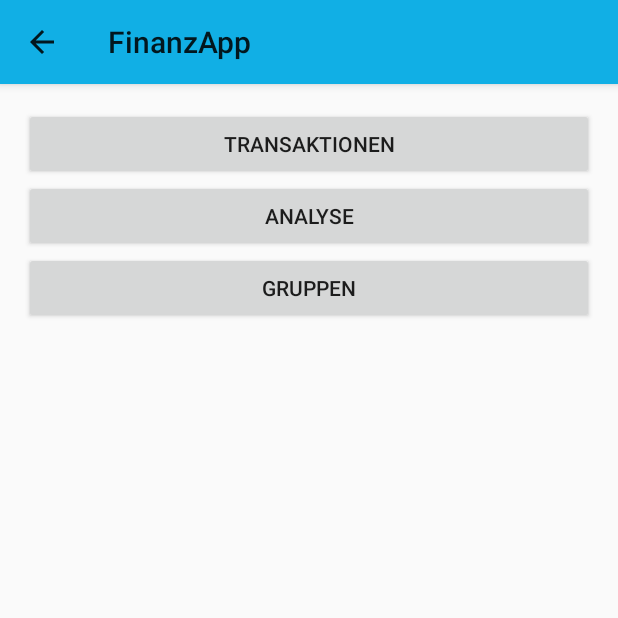
After one commit to janbeyer/FinanzApp, an Android app: the MenuActivity screen opened directly, with no data from a screen before it, on a phone screen of 412 x 824 dp, the top half of it. The commit adds this screen. Run offline under Robolectric (Android 15) with nearby library versions, the phone set to English and light mode, and no system bars; 2 statements that could not run were skipped.

Commit message:
Create initial MenuActivity.
- Create new activity for the menu of a profile
- Add method to get a single row in the profile table
- Open the db by create a datasource object
- Add 3 buttons into the menu activity for further actions
-

```diff
--- a/app/src/main/java/wbh/finanzapp/access/ProfilesDataSource.java
+++ b/app/src/main/java/wbh/finanzapp/access/ProfilesDataSource.java
@@ -30,9 +30,10 @@ public class ProfilesDataSource {
     public ProfilesDataSource(Context context) {
         Log.d(LOG_TAG, "--> Now the data source createss the dbHelper.");
         dbHelper = new DBHelper(context);
+        open();
     }
 
-    public void open() {
+    private void open() {
         Log.d(LOG_TAG, "--> Start getting a reference of the db.");
         database = dbHelper.getWritableDatabase();
         Log.d(LOG_TAG, "--> Finish getting the db reference. Path of the db: " + database.getPath());
@@ -41,6 +42,23 @@ public class ProfilesDataSource {
     public void close() {
         dbHelper.close();
         Log.d(LOG_TAG, "--> Close the db with the help of the DBHelper.");
+    }
+
+    public ProfileBean getProfile(long id) {
+        Cursor cursor = null;
+        ProfileBean profile = null;
+
+        try {
+            cursor = database.query(ProfilesDBHelper.TABLE_NAME, columns, ProfilesDBHelper.COLUMN_ID + "=?",
+                new String[] { String.valueOf(id) },null, null, null);
+            if(cursor.getCount() > 0) {
+                cursor.moveToFirst();
+                profile = cursorToProfile(cursor);
+            }
+            return profile;
+        } finally {
+            cursor.close();
+        }
     }
 
     public List<ProfileBean> getAllProfiles() {
--- /dev/null
+++ b/app/src/main/java/wbh/finanzapp/activity/MenuActivity.java
@@ -0,0 +1,81 @@
+package wbh.finanzapp.activity;
+
+import android.content.Context;
+import android.os.Bundle;
+import android.support.v7.app.AppCompatActivity;
+import android.util.Log;
+import android.view.View;
+import android.widget.Button;
+import android.widget.Toast;
+
+import wbh.finanzapp.R;
+import wbh.finanzapp.access.ProfilesDataSource;
+import wbh.finanzapp.business.ProfileBean;
+
+public class MenuActivity extends AppCompatActivity {
+
+    private static final String LOG_TAG = MenuActivity.class.getSimpleName();
+
+    public static final String PARAM_PROFILE_ID = "profileId";
+
+    private static Context mContext;
+    public static Context getContext() {
+        return mContext;
+    }
+
+    private ProfilesDataSource profileDataSource;
+    private ProfileBean profile;
+
+    @Override
+    protected void onCreate(Bundle savedInstanceState) {
+        super.onCreate(savedInstanceState);
+        mContext = this;
+        setContentView(R.layout.activity_menu);
+        profileDataSource = new ProfilesDataSource(this);
+        init();
+        activateButtons();
+    }
+
+    @Override
+    protected void onResume() {
+        super.onResume();
+        Log.d(LOG_TAG, "--> Open the data source.");
+    }
+
+    @Override
+    protected void onPause() {
+        super.onPause();
+        Log.d(LOG_TAG, "--> Close the data source.");
+        profileDataSource.close();
+    }
+
+    private void init() {
+        long profileId = (Long) getIntent().getExtras().get(PARAM_PROFILE_ID);
+        this.profile = profileDataSource.getProfile(profileId);
+        this.setTitle(this.profile.getName());
+    }
+
+    private void activateButtons() {
+        Button buttonTransaction = (Button) findViewById(R.id.menu_button_transaction);
+        buttonTransaction.setOnClickListener(new View.OnClickListener() {
+            @Override
+            public void onClick(View view) {
+                Toast.makeText(getContext(), "TODO: Transaktion Dialog.", Toast.LENGTH_SHORT).show();
+            }
+        });
+        Button buttonAnalyze = (Button) findViewById(R.id.menu_button_analyze);
+        buttonAnalyze.setOnClickListener(new View.OnClickListener() {
+            @Override
+            public void onClick(View view) {
+                Toast.makeText(getContext(), "TODO: Analyze Dialog.", Toast.LENGTH_SHORT).show();
+            }
+        });
+        Button buttonGroups = (Button) findViewById(R.id.menu_button_groups);
+        buttonGroups.setOnClickListener(new View.OnClickListener() {
+            @Override
+            public void onClick(View view) {
+                Toast.makeText(getContext(), "TODO: Groups Dialog.", Toast.LENGTH_SHORT).show();
+            }
+        });
+    }
+}
--- /dev/null
+++ b/app/src/main/res/layout/activity_menu.xml
@@ -0,0 +1,32 @@
+<?xml version="1.0" encoding="utf-8"?>
+<LinearLayout
+    xmlns:android="http://schemas.android.com/apk/res/android"
+    xmlns:tools="http://schemas.android.com/tools"
+    android:orientation="vertical"
+    android:layout_width="match_parent"
+    android:layout_height="match_parent"
+    android:paddingLeft="@dimen/activity_horizontal_margin"
+    android:paddingRight="@dimen/activity_horizontal_margin"
+    android:paddingTop="@dimen/activity_vertical_margin"
+    android:paddingBottom="@dimen/activity_vertical_margin"
+    tools:context=".activity.MenuActivity">
+
+    <Button android:id="@+id/menu_button_transaction"
+        android:layout_width="fill_parent"
+        android:layout_height="wrap_content"
+        android:layout_alignParentBottom="true"
+        android:text="@string/menu_button_transaction" />
+
+    <Button android:id="@+id/menu_button_analyze"
+        android:layout_width="fill_parent"
+        android:layout_height="wrap_content"
+        android:layout_alignParentBottom="true"
+        android:text="@string/menu_button_analyze" />
+
+    <Button android:id="@+id/menu_button_groups"
+        android:layout_width="fill_parent"
+        android:layout_height="wrap_content"
+        android:layout_alignParentBottom="true"
+        android:text="@string/menu_button_groups" />
+
+</LinearLayout>
--- a/app/src/main/res/values/strings.xml
+++ b/app/src/main/res/values/strings.xml
@@ -17,7 +17,9 @@
 
     <string name="profile_name_error">Der Name darf nicht leer sein.</string>
 
-    <!-- ... -->
-
+    <!-- Menu properties -->
+    <string name="menu_button_transaction">Transaktionen</string>
+    <string name="menu_button_analyze">Analyse</string>
+    <string name="menu_button_groups">Gruppen</string>
 
 </resources>
```
Also changed, not shown: app/src/main/AndroidManifest.xml (+8 -1 lines), app/src/main/java/wbh/finanzapp/activity/ProfilesActivity.java (+22 -15 lines), app/src/main/res/menu/menu_profile_main.xml (added, +8 -0 lines).
